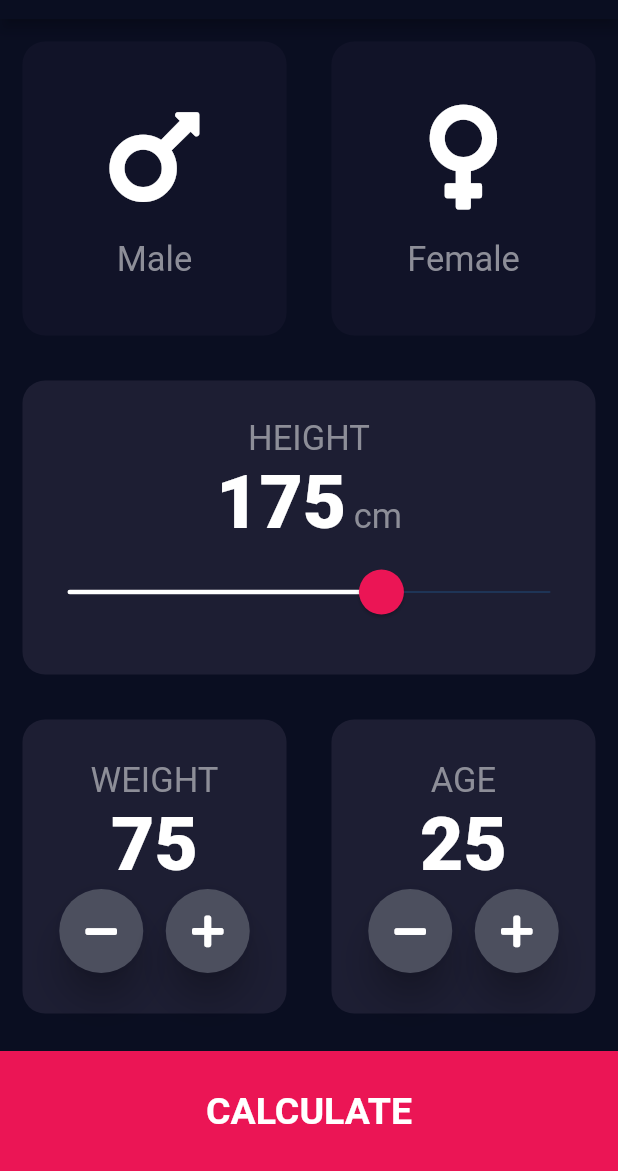
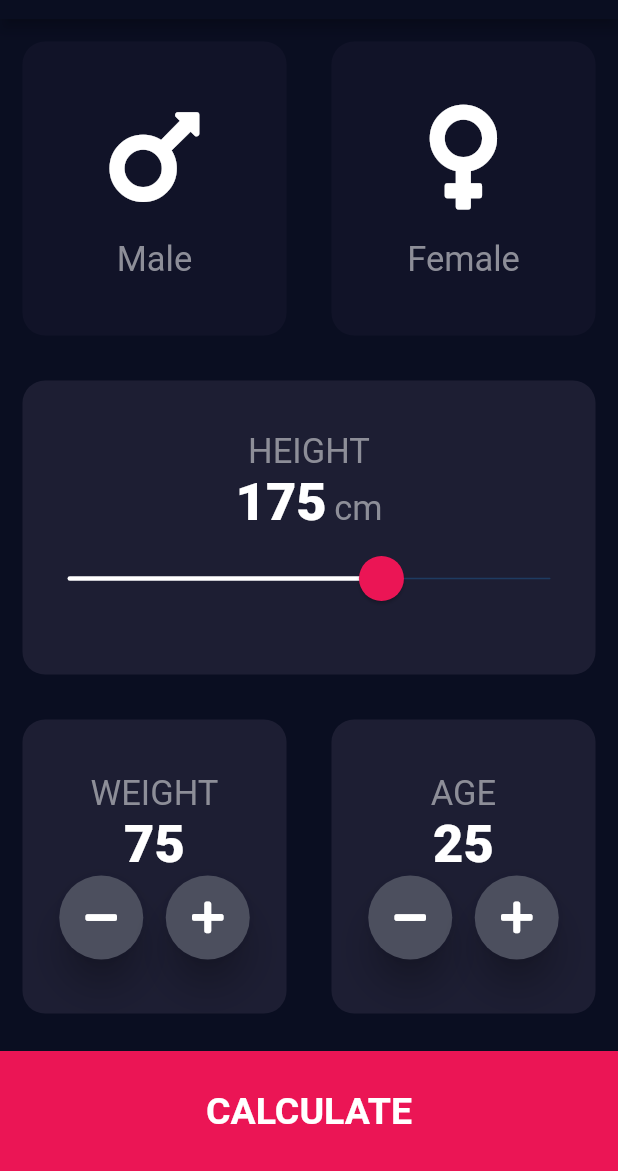
Before and after one commit to AliE99/bmi-calculator, a Flutter app: the screen it shows after launch, on a phone screen of 412 x 824 dp, the part 65-1236 px from its top. Run offline on Flutter 3.47's test engine with Material 2 defaults, Android fonts, the phone set to English and light mode, and no system bars; our stand-ins replace font_awesome_flutter.

```diff
--- a/lib/constants.dart
+++ b/lib/constants.dart
@@ -11,7 +11,7 @@ const kLabelTextStyle = TextStyle(
 );
 
 const kNumberStyle = TextStyle(
-  fontSize: 50.0,
+  fontSize: 35.0,
   fontWeight: FontWeight.w900,
 );
 
@@ -21,7 +21,7 @@ const kLargeButtonTextStyle = TextStyle(
 );
 
 const kResultPageTitleStyle = TextStyle(
-  fontSize: 50.0,
+  fontSize: 40.0,
   fontWeight: FontWeight.bold,
 );
 
--- a/lib/screens/input_page.dart
+++ b/lib/screens/input_page.dart
@@ -36,6 +36,7 @@ class _InputPageState extends State<InputPage> {
         ),
         body: Column(
           crossAxisAlignment: CrossAxisAlignment.stretch,
+          mainAxisAlignment: MainAxisAlignment.spaceBetween,
           children: <Widget>[
             Expanded(
               child: Row(
```
